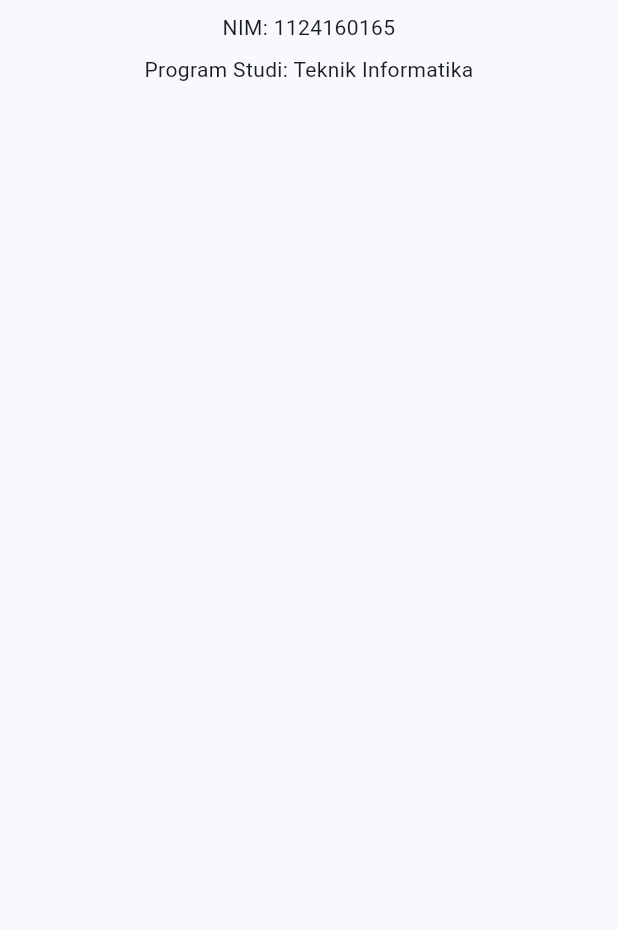
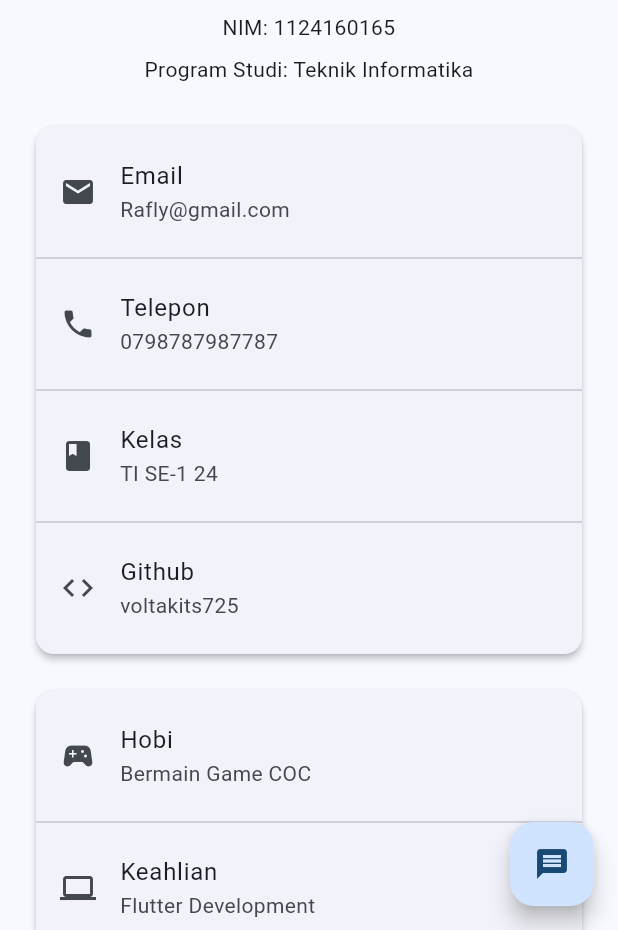
Before and after one commit to voltakits725/uts_pml_1124160165, a Flutter app: the screen it shows after launch, on a phone screen of 412 x 824 dp, the part 306-1236 px from its top. Run offline on Flutter 3.47's test engine with Material 3 defaults, Android fonts, the phone set to English and light mode, and no system bars.

Commit message:
Tahap 3: kartu informasi dan info tile

```diff
--- a/lib/main.dart
+++ b/lib/main.dart
@@ -82,11 +82,98 @@ class ProfilPage extends StatelessWidget {
                   style: Theme.of(context).textTheme.bodyMedium,
                   textAlign: TextAlign.center,
                 ),
+                const SizedBox(height: 24),
+
+                const KartuKontak(),
+                const SizedBox(height: 16),
+
+                const KartuKeahlian(),
               ],
             ),
           ),
         ),
       ),
+
+      floatingActionButton: FloatingActionButton(
+        onPressed: () {
+          ScaffoldMessenger.of(context).showSnackBar(
+            const SnackBar(
+              content: Text("Terima kasih telah melihat profil saya!"),
+            ),
+          );
+        },
+        child: const Icon(Icons.message),
+      ),
     );
   }
 }
+
+class InfoTile extends StatelessWidget {
+  final IconData ikon;
+  final String label;
+  final String value;
+
+  const InfoTile({
+    super.key,
+    required this.ikon,
+    required this.label,
+    required this.value,
+  });
+
+  @override
+  Widget build(BuildContext context) {
+    return ListTile(
+      leading: Icon(ikon),
+      title: Text(label),
+      subtitle: Text(value),
+    );
+  }
+}
+
+class KartuKontak extends StatelessWidget {
+  const KartuKontak({super.key});
+
+  @override
+  Widget build(BuildContext context) {
+    return const Card(
+      elevation: 2,
+      child: Padding(
+        padding: EdgeInsets.symmetric(vertical: 8.0),
+        child: Column(
+          children: [
+            InfoTile(ikon: Icons.email, label: 'Email', value: 'Rafly@gmail.com'),
+            Divider(),
+            InfoTile(ikon: Icons.phone, label: 'Telepon', value: '0798787987787'),
+            Divider(),
+            InfoTile(ikon: Icons.class_, label: 'Kelas', value: 'TI SE-1 24'),
+            Divider(),
+            InfoTile(ikon: Icons.code, label: 'Github', value: 'voltakits725'),
+          ],
+        ),
+      ),
+    );
+  }
+}
+
+class KartuKeahlian extends StatelessWidget {
+  const KartuKeahlian({super.key});
+
+  @override
+  Widget build(BuildContext context) {
+    return const Card(
+      elevation: 2,
+      child: Padding(
+        padding: EdgeInsets.symmetric(vertical: 8.0),
+        child: Column(
+          children: [
+            InfoTile(ikon: Icons.sports_esports, label: 'Hobi', value: 'Bermain Game COC'),
+            Divider(),
+            InfoTile(ikon: Icons.computer, label: 'Keahlian', value: 'Flutter Development'),
+            Divider(),
+            InfoTile(ikon: Icons.camera_alt, label: 'Hobi', value: 'Tidur'),
+          ],
+        ),
+      ),
+    );
+  }
+}
```
